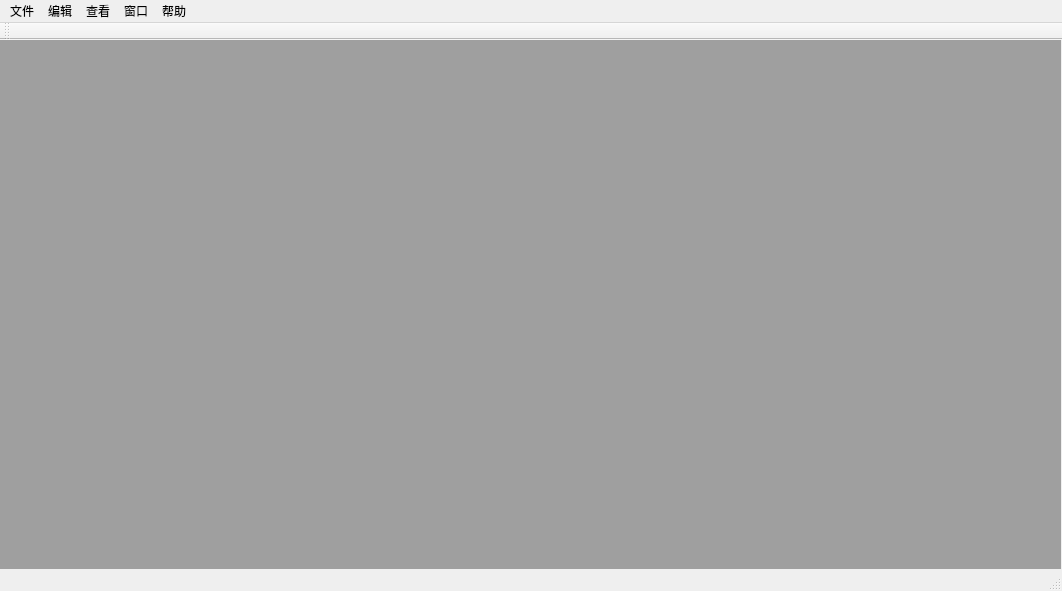
Tsunaou/Student-Management-System-Qt, file StudentMS.ui: the form before one commit.
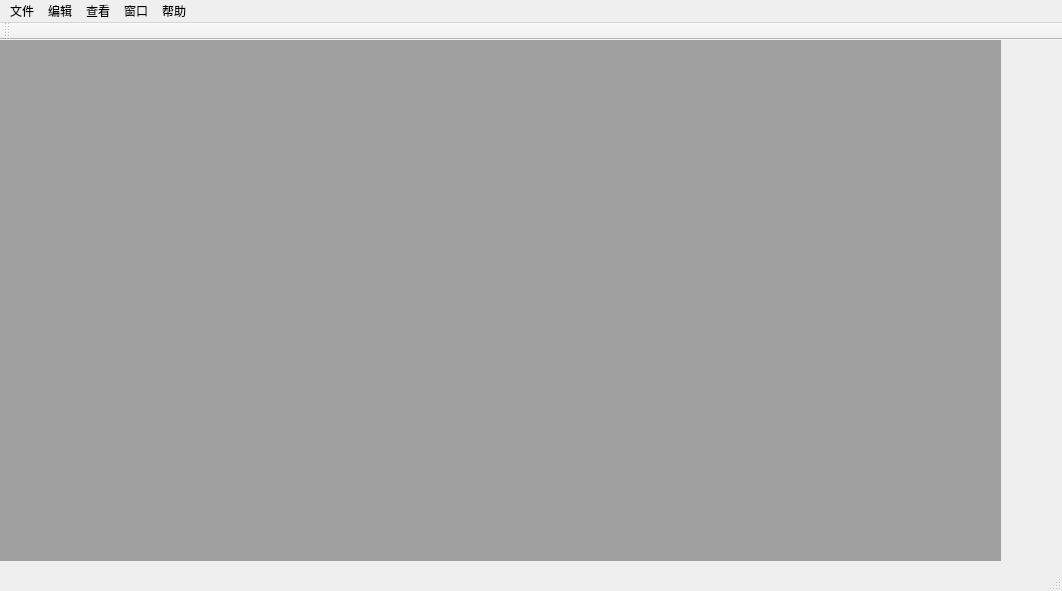
The form after the commit.

```diff
--- a/StudentMS.ui
+++ b/StudentMS.ui
@@ -19,8 +19,8 @@
      <rect>
       <x>0</x>
       <y>0</y>
-      <width>1061</width>
-      <height>601</height>
+      <width>1001</width>
+      <height>521</height>
      </rect>
     </property>
    </widget>
```
